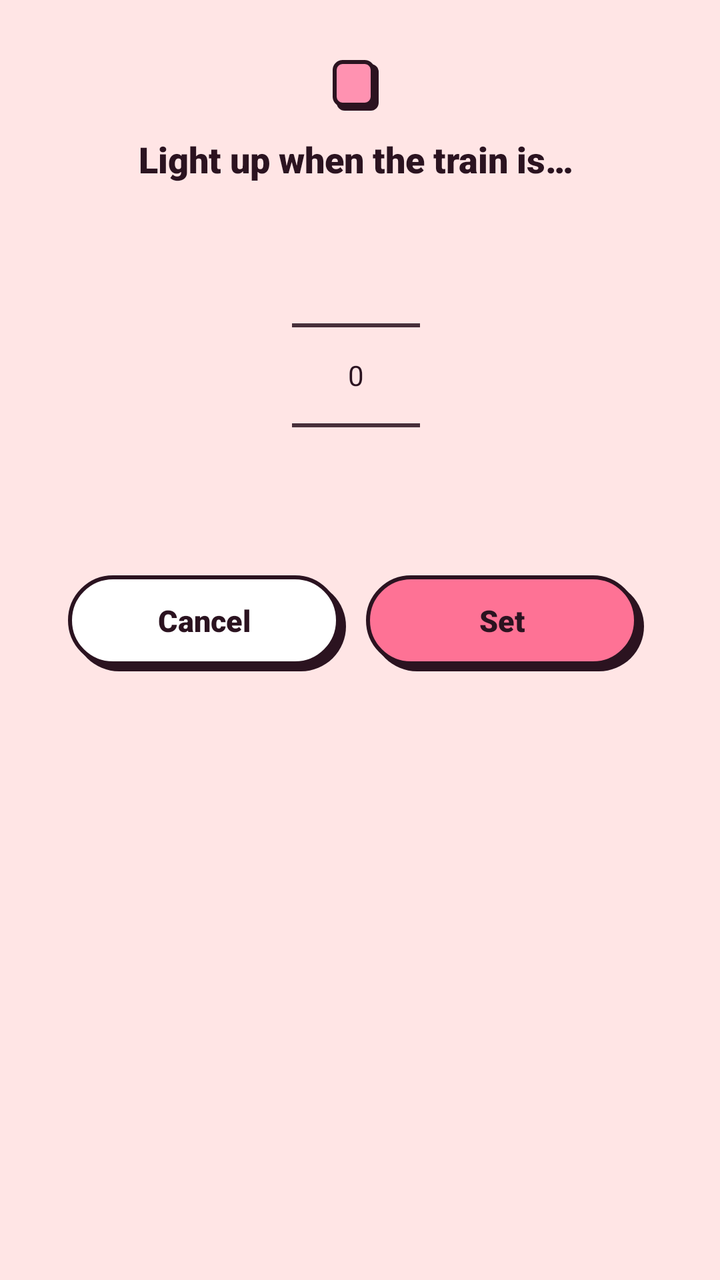
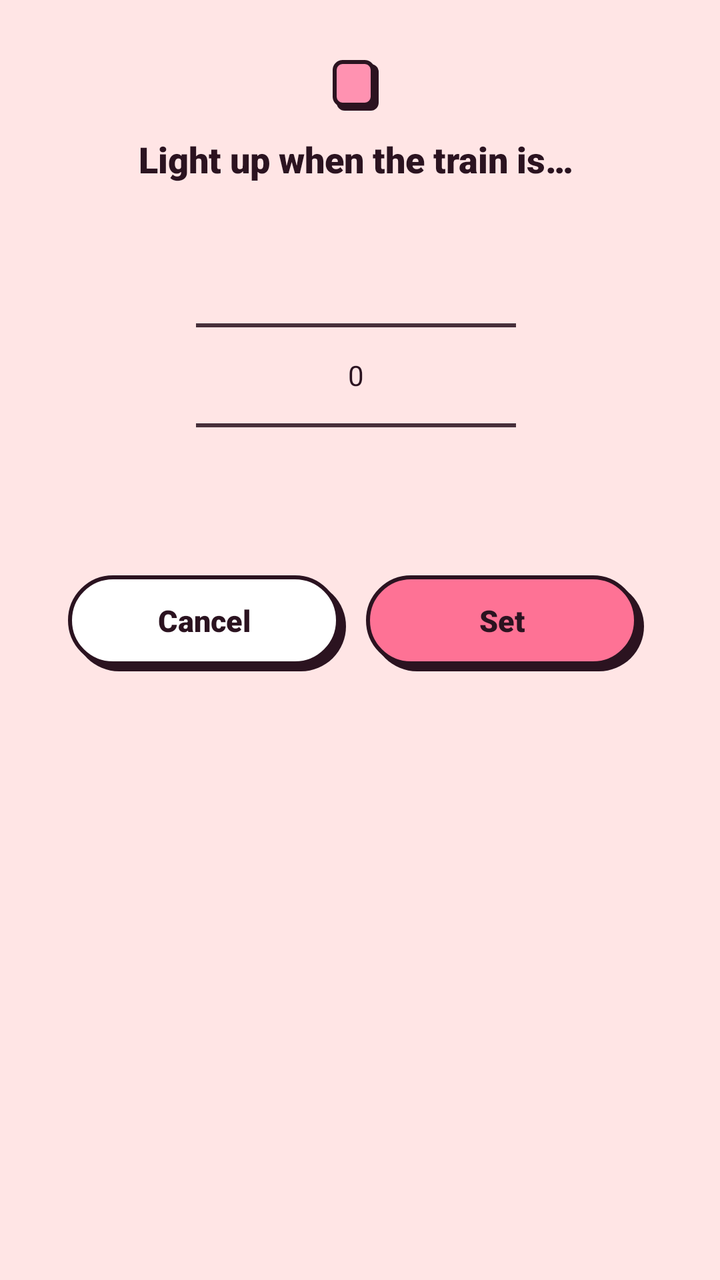

Two renders of the same Android screen: before a commit and after it. Below are the layout's source before the change and the commit's diff.
<!-- AndroidManifest.xml: application theme AppTheme -->
<!-- res/layout/dialog_highlight.xml -->
<?xml version="1.0" encoding="utf-8"?>
<LinearLayout xmlns:android="http://schemas.android.com/apk/res/android"
    android:layout_width="match_parent"
    android:layout_height="wrap_content"
    android:gravity="center_horizontal"
    android:orientation="vertical"
    android:paddingStart="34dp"
    android:paddingTop="30dp"
    android:paddingEnd="38dp"
    android:paddingBottom="32dp">

    <TextView
        android:id="@+id/highlight_line"
        android:layout_width="wrap_content"
        android:layout_height="wrap_content"
        android:background="@drawable/sticker_bg"
        android:fontFamily="sans-serif-black"
        android:paddingStart="10dp"
        android:paddingTop="3dp"
        android:paddingEnd="13dp"
        android:paddingBottom="6dp"
        android:textColor="@color/screen_text"
        android:textSize="12sp" />

    <TextView
        android:layout_width="match_parent"
        android:layout_height="wrap_content"
        android:layout_marginTop="12dp"
        android:fontFamily="sans-serif-black"
        android:gravity="center"
        android:text="@string/highlight_title"
        android:textColor="@color/screen_text"
        android:textSize="18sp" />

    <NumberPicker
        android:id="@+id/picker"
        android:layout_width="wrap_content"
        android:layout_height="wrap_content"
        android:layout_marginTop="6dp"
        android:descendantFocusability="blocksDescendants" />

    <LinearLayout
        android:layout_width="match_parent"
        android:layout_height="wrap_content"
        android:layout_marginTop="10dp"
        android:orientation="horizontal">

        <Button
            android:id="@+id/cancel"
            style="@style/PillButton"
            android:layout_width="0dp"
            android:layout_height="wrap_content"
            android:layout_weight="1"
            android:text="@android:string/cancel" />

        <Button
            android:id="@+id/ok"
            style="@style/PillButton.Primary"
            android:layout_width="0dp"
            android:layout_height="wrap_content"
            android:layout_marginStart="10dp"
            android:layout_weight="1"
            android:text="@string/set" />
    </LinearLayout>
</LinearLayout>
<!-- resources referenced by this layout -->
<resources>
  <color name="screen_text">@color/ink</color>
  <!-- drawable sticker_bg (drawable) -->
  <?xml version="1.0" encoding="utf-8"?>
  <layer-list xmlns:android="http://schemas.android.com/apk/res/android">
      <item android:left="2dp" android:top="2dp">
          <shape android:shape="rectangle">
              <solid android:color="@color/outline" />
              <corners android:radius="4dp" />
          </shape>
      </item>
      <item android:bottom="2dp" android:right="2dp">
          <shape android:shape="rectangle">
              <solid android:color="@color/cotton_candy" />
              <stroke android:width="2dp" android:color="@color/outline" />
              <corners android:radius="4dp" />
          </shape>
      </item>
  </layer-list>
  <string name="highlight_title">Light up when the train is…</string>
  <string name="set">Set</string>
  <style name="PillButton" parent="android:Widget.Material.Button.Borderless">
          <item name="android:background">@drawable/btn_secondary</item>
          <item name="android:stateListAnimator">@null</item>
          <item name="android:fontFamily">sans-serif-black</item>
          <item name="android:textAllCaps">false</item>
          <item name="android:textColor">@color/screen_text</item>
          <item name="android:textSize">15sp</item>
          <item name="android:minHeight">48dp</item>
          <item name="android:paddingStart">18dp</item>
          <item name="android:paddingEnd">21dp</item>
          <item name="android:paddingTop">8dp</item>
          <item name="android:paddingBottom">11dp</item>
      </style>
  <style name="PillButton.Primary">
          <item name="android:background">@drawable/btn_primary</item>
      </style>
  <color name="ink">#2B1320</color>
  <color name="outline">@color/ink</color>
  <color name="cotton_candy">#FF92B1</color>
  <color name="screen_bg">@color/soft_blush</color>
  <color name="petal_rouge">#FE7295</color>
  <color name="screen_text_secondary">#7A4A5C</color>
  <style name="PlayfulDialog" parent="android:Theme.Material.Light.Dialog.Alert">
          <item name="android:windowBackground">@drawable/dialog_bg</item>
          <item name="android:colorAccent">@color/petal_rouge</item>
          <item name="android:colorControlActivated">@color/petal_rouge</item>
          <item name="android:colorControlNormal">@color/petal_rouge</item>
          <item name="android:textColorPrimary">@color/screen_text</item>
          <item name="android:textColorSecondary">@color/screen_text_secondary</item>
      </style>
  <color name="ripple">#40FE7295</color>
  <color name="button_primary">@color/petal_rouge</color>
  <color name="soft_blush">#FFE5E5</color>
  <!-- drawable dialog_bg (drawable) -->
  <?xml version="1.0" encoding="utf-8"?>
  <inset xmlns:android="http://schemas.android.com/apk/res/android" android:inset="16dp">
          <layer-list>
              <item android:left="5dp" android:top="5dp">
                  <shape android:shape="rectangle">
                      <solid android:color="@color/petal_rouge" />
                      <corners android:radius="20dp" />
                  </shape>
              </item>
              <item android:bottom="5dp" android:right="5dp">
                  <shape android:shape="rectangle">
                      <solid android:color="@color/screen_bg" />
                      <stroke android:width="2.5dp" android:color="@color/outline" />
                      <corners android:radius="20dp" />
                  </shape>
              </item>
          </layer-list>
  </inset>
  <!-- unchanged entries left out for length: 3 -->
</resources>

<!-- the commit's change to res/layout/dialog_highlight.xml (unified diff, before → after) -->
@@ -32,9 +32,10 @@
         android:textColor="@color/screen_text"
         android:textSize="18sp" />
 
+    
     <NumberPicker
         android:id="@+id/picker"
-        android:layout_width="wrap_content"
+        android:layout_width="160dp"
         android:layout_height="wrap_content"
         android:layout_marginTop="6dp"
         android:descendantFocusability="blocksDescendants" />
